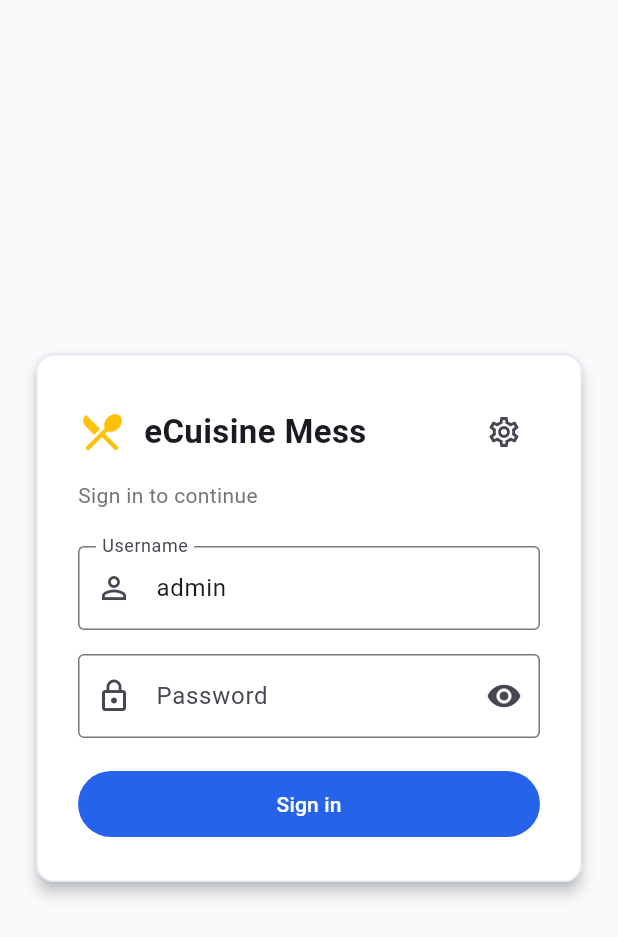
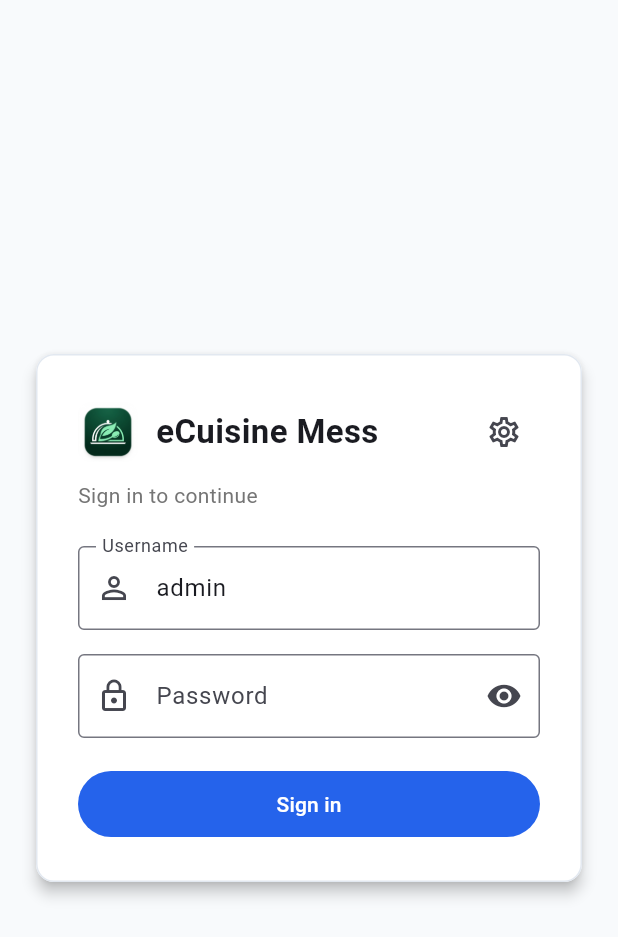
Before and after one commit to shabibmr/eCuisineMess, a Flutter app: the screen it shows after launch, on a phone screen of 412 x 824 dp. Shown: the top 937 px of the screen. Run offline on Flutter 3.47's test engine with Material 3 defaults, Android fonts, the phone set to English and light mode, and no system bars; our stand-ins replace bloc_concurrency, cloud_firestore, dio, equatable, firebase_core, flutter_bloc and 7 more; missing offline and left inert: dart:ffi, win32; accounts and stored records are empty.

Commit message:
feat(windows): configure native app_icon.ico and brand logo across Windows shell and login

```diff
--- a/ecuisine_mess/lib/features/auth/presentation/pages/login_page.dart
+++ b/ecuisine_mess/lib/features/auth/presentation/pages/login_page.dart
@@ -22,10 +22,14 @@ class LoginPage extends StatelessWidget {
                 children: [
                   Row(
                     children: [
-                      const Icon(
-                        Icons.restaurant_menu,
-                        color: Colors.amber,
-                        size: 32,
+                      ClipRRect(
+                        borderRadius: BorderRadius.circular(8),
+                        child: Image.asset(
+                          'assets/images/logo_dark.jpg',
+                          width: 40,
+                          height: 40,
+                          fit: BoxFit.cover,
+                        ),
                       ),
                       const SizedBox(width: 12),
                       const Expanded(
```
Also changed, not shown: ecuisine_mess/lib/screens/login_screen.dart (+9 -1 lines), ecuisine_mess/lib/screens/main_layout.dart (+12 -4 lines), ecuisine_mess/lib/shared/widgets/layout/app_shell.dart (+12 -4 lines), 1 other file.
